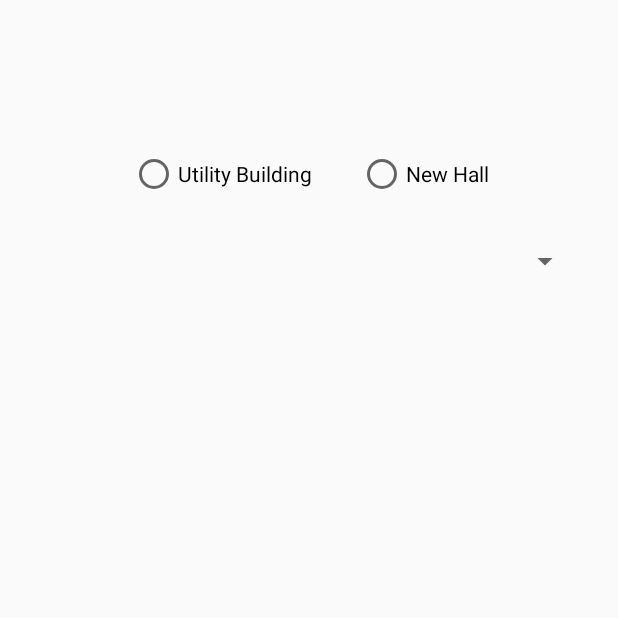
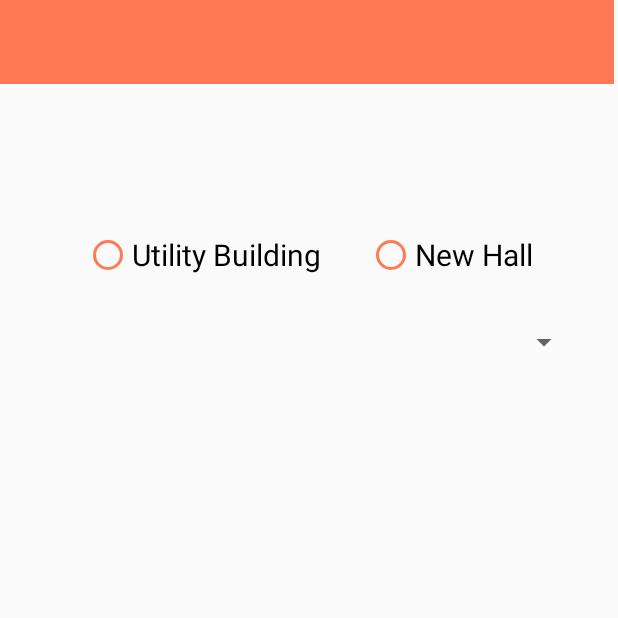
Before and after one commit to ibasaisaac/DormEase, an Android app: the floorManagement screen opened directly, with no data from a screen before it, on a phone screen of 412 x 824 dp, the top half of it. Run offline under Robolectric (Android 15) with nearby library versions, the phone set to English and light mode, and no system bars; our stand-ins replace Firebase (no records; nobody signed in at launch, a user with empty details on screens opened directly).

Commit message:
Eleen Stuffs before merge

```diff
--- a/app/build.gradle
+++ b/app/build.gradle
@@ -35,6 +35,7 @@ dependencies {
     implementation 'com.google.android.material:material:1.8.0'
     implementation 'androidx.constraintlayout:constraintlayout:2.1.4'
     implementation 'com.google.firebase:firebase-database:20.0.4'
+    implementation 'androidx.gridlayout:gridlayout:1.0.0'
     testImplementation 'junit:junit:4.13.2'
     androidTestImplementation 'androidx.test.ext:junit:1.1.5'
     androidTestImplementation 'androidx.test.espresso:espresso-core:3.5.1'
--- a/app/src/main/AndroidManifest.xml
+++ b/app/src/main/AndroidManifest.xml
@@ -13,6 +13,9 @@
         tools:targetApi="31">
         <activity
             android:name=".roomManagement"
+            android:exported="false" />
+        <activity
+            android:name=".roomInfoPage"
             android:exported="false" />
         <activity
             android:name=".noticeboard"
--- a/app/src/main/res/layout/activity_roombooking.xml
+++ b/app/src/main/res/layout/activity_roombooking.xml
@@ -5,16 +5,17 @@
     android:layout_width="match_parent"
     android:layout_height="match_parent">
 
-    <Spinner
-        android:id="@+id/floors"
-        android:layout_width="364dp"
-        android:layout_height="22dp"
-        app:layout_constraintBottom_toBottomOf="parent"
-        app:layout_constraintEnd_toEndOf="parent"
-        app:layout_constraintHorizontal_bias="0.489"
-        app:layout_constraintStart_toStartOf="parent"
-        app:layout_constraintTop_toTopOf="parent"
-        app:layout_constraintVertical_bias="0.203" />
+    <!--    <LinearLayout-->
+<!--        android:id="@+id/roomLayout"-->
+<!--        android:layout_width="354dp"-->
+<!--        android:layout_height="390dp"-->
+<!--        android:orientation="horizontal"-->
+<!--        app:layout_constraintBottom_toBottomOf="parent"-->
+<!--        app:layout_constraintEnd_toEndOf="parent"-->
+<!--        app:layout_constraintStart_toStartOf="parent"-->
+<!--        app:layout_constraintTop_toBottomOf="@+id/floors"-->
+<!--        app:layout_constraintVertical_bias="0.043"/>-->
+
 
     <RadioGroup
         android:id="@+id/radiogroup_buildings"
@@ -26,7 +27,7 @@
         android:orientation="horizontal"
         app:layout_constraintBottom_toTopOf="@+id/floors"
         app:layout_constraintEnd_toEndOf="parent"
-        app:layout_constraintHorizontal_bias="0.5"
+        app:layout_constraintHorizontal_bias="0.493"
         app:layout_constraintStart_toStartOf="parent"
         app:layout_constraintTop_toTopOf="parent"
         app:layout_constraintVertical_bias="1.0">
@@ -36,25 +37,60 @@
             android:layout_width="match_parent"
             android:layout_height="wrap_content"
             android:layout_margin="15dp"
-            android:text="Utility Building" />
+            android:buttonTint="#ff7956"
+            android:text="Utility Building"
+            android:textSize="20sp" />
 
         <RadioButton
             android:id="@+id/newhall"
             android:layout_width="match_parent"
             android:layout_height="wrap_content"
             android:layout_margin="15dp"
-            android:text="New Hall" />
+            android:buttonTint="#ff7956"
+            android:text="New Hall"
+            android:textSize="20sp" />
     </RadioGroup>
 
-    <LinearLayout
-        android:id="@+id/roomLayout"
-        android:layout_width="354dp"
-        android:layout_height="390dp"
+    <GridLayout
+        android:id="@+id/roomGridLayout"
+        android:layout_width="match_parent"
+        android:layout_height="wrap_content"
+        android:layout_marginStart="10dp"
+        android:layout_marginEnd="10dp"
+        android:columnCount="4"
         android:orientation="horizontal"
         app:layout_constraintBottom_toBottomOf="parent"
         app:layout_constraintEnd_toEndOf="parent"
+        app:layout_constraintHorizontal_bias="0.0"
         app:layout_constraintStart_toStartOf="parent"
         app:layout_constraintTop_toBottomOf="@+id/floors"
-        app:layout_constraintVertical_bias="0.043"></LinearLayout>
+        app:layout_constraintVertical_bias="0.1"
+        android:useDefaultMargins="true"/>
+
+    <Spinner
+        android:id="@+id/floors"
+        android:layout_width="364dp"
+        android:layout_height="22dp"
+        android:popupBackground="#FF7956"
+        android:scrollbarSize="5dp"
+        app:layout_constraintBottom_toBottomOf="parent"
+        app:layout_constraintEnd_toEndOf="parent"
+        app:layout_constraintHorizontal_bias="0.468"
+        app:layout_constraintStart_toStartOf="parent"
+        app:layout_constraintTop_toTopOf="parent"
+        app:layout_constraintVertical_bias="0.27" />
+
+    <androidx.appcompat.widget.Toolbar
+        android:id="@+id/toolbar2"
+        android:layout_width="409dp"
+        android:layout_height="wrap_content"
+        android:background="?attr/colorPrimary"
+        android:backgroundTint="#ff7956"
+        android:minHeight="?attr/actionBarSize"
+        android:theme="?attr/actionBarTheme"
+        app:layout_constraintBottom_toTopOf="@+id/radiogroup_buildings"
+        app:layout_constraintStart_toStartOf="parent"
+        app:layout_constraintTop_toTopOf="parent"
+        app:layout_constraintVertical_bias="0.0" />
 
 </androidx.constraintlayout.widget.ConstraintLayout>
```
Also changed, not shown: app/src/main/java/com/example/dormease/Room.java (deleted, +0 -18 lines), app/src/main/java/com/example/dormease/floorManagement.java (+67 -9 lines), app/src/main/java/com/example/dormease/roomInfoPage.java (added, +83 -0 lines), app/src/main/java/com/example/dormease/roomManagement.java (+7 -1 lines), app/src/main/java/com/example/dormease/roomStatus.java (added, +66 -0 lines), app/src/main/res/layout/activity_noticeboard.xml (+4 -4 lines), app/src/main/res/layout/activity_roominfo.xml (added, +113 -0 lines), app/src/main/res/layout/spinner_item.xml (added, +10 -0 lines).
